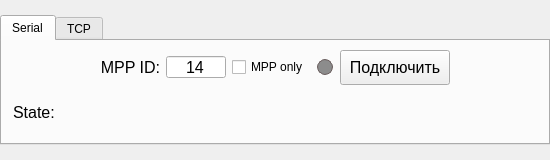
This is modules/Main_Serial/DialogSerialTCP.ui in AtariVC/ddii_scopus as Qt 5 draws it before an edit. The edited form follows.
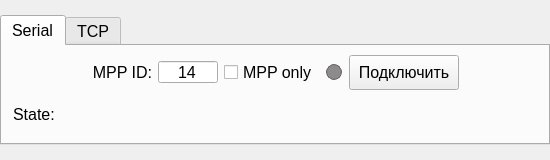
This is the edited form. Custom widgets are drawn as their Qt base class.

What changed in the file:
```diff
--- a/modules/Main_Serial/DialogSerialTCP.ui
+++ b/modules/Main_Serial/DialogSerialTCP.ui
@@ -69,6 +69,11 @@
          <height>130</height>
         </size>
        </property>
+       <property name="font">
+        <font>
+         <pointsize>12</pointsize>
+        </font>
+       </property>
        <property name="currentIndex">
         <number>0</number>
        </property>
@@ -170,6 +175,11 @@
            </item>
            <item>
             <widget class="QCheckBox" name="checkBox_mpp_only">
+             <property name="font">
+              <font>
+               <pointsize>12</pointsize>
+              </font>
+             </property>
              <property name="text">
               <string>MPP only</string>
              </property>
```
